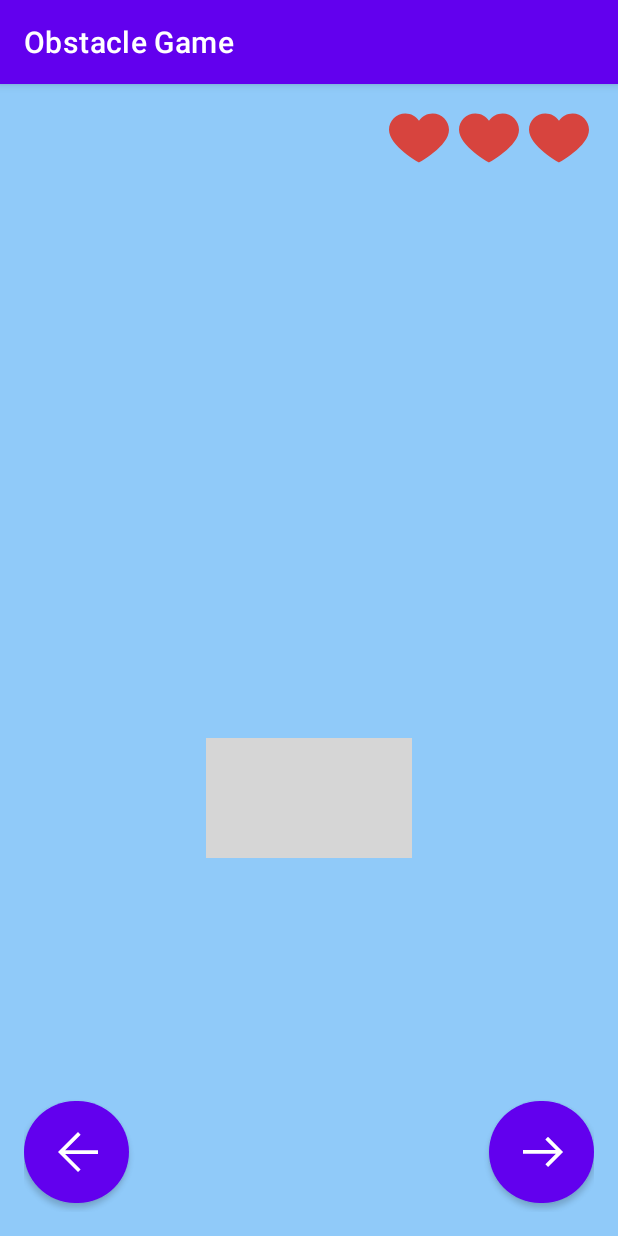
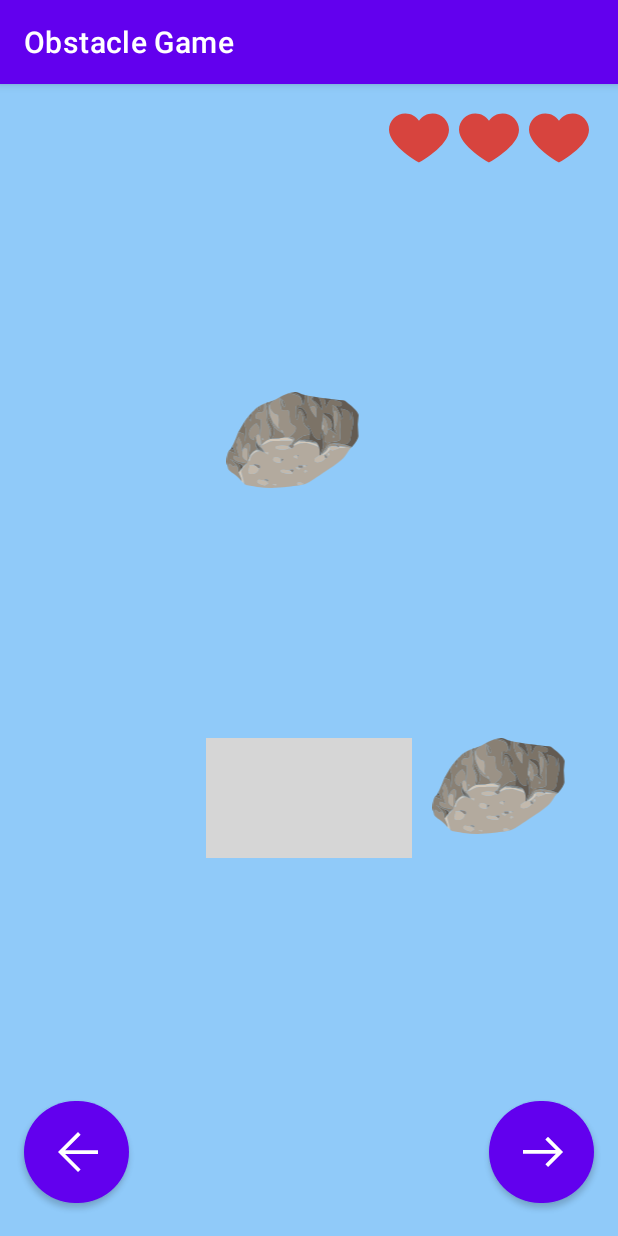
Before and after one commit to ronenbadalov/androidSecondAssignment, an Android app: the screen it shows after launch (MainActivity), on a phone screen of 412 x 824 dp. Run offline under Robolectric (Android 15) with nearby library versions, the phone set to English and light mode, and no system bars; grey boxes are pictures that could not be loaded.

Commit message:
finished moving obstacle logic & removed second activity

```diff
--- a/app/src/main/AndroidManifest.xml
+++ b/app/src/main/AndroidManifest.xml
@@ -14,9 +14,6 @@
         android:theme="@style/Theme.ObstacleGame"
         tools:targetApi="31">
         <activity
-            android:name=".ScoreActivity"
-            android:exported="false" />
-        <activity
             android:name=".MainActivity"
             android:exported="true">
             <intent-filter>
--- a/app/src/main/java/com/example/a23b_11345b_l01/MainActivity.java
+++ b/app/src/main/java/com/example/a23b_11345b_l01/MainActivity.java
@@ -39,6 +39,7 @@ public class MainActivity extends AppCompatActivity {
         hideObstacles();
         refreshUI();
         setNavButtonsClickListeners();
+        initRunnable();
         obstacleProgress();
     }
 
@@ -50,23 +51,16 @@ public class MainActivity extends AppCompatActivity {
 
     private void refreshUI() {
          if(gameManager.isLose()){
-            // Loser Screen!
-            clearObstacleProgress();
-            openScoreScreen("Game Over!");
-         } else {
-
+//            clearObstacleProgress();
+             gameManager.resetGame();
+             for (int i = 0; i < main_IMG_hearts.length; i++)
+                 main_IMG_hearts[i].setVisibility(View.VISIBLE);
+         }
              for (int i = 0; i < main_IMG_cars.length; i++)
                  main_IMG_cars[i].setVisibility(gameManager.getCarCurrentLane() == i ?View.VISIBLE :  View.INVISIBLE);
-            if (gameManager.getCrash() != 0)
-                main_IMG_hearts[main_IMG_hearts.length - gameManager.getCrash()].setVisibility(View.INVISIBLE);
-        }
-    }
-
-    private void openScoreScreen(String status) {
-        Intent intent = new Intent(this, ScoreActivity.class);
-        intent.putExtra(ScoreActivity.KEY_STATUS,status);
-        startActivity(intent);
-        finish();
+        gameManager.isCrashed(getApplicationContext(),v);
+        if (gameManager.getCrash() != 0)
+             main_IMG_hearts[main_IMG_hearts.length  - gameManager.getCrash()].setVisibility(View.INVISIBLE);
     }
 
     private void setNavButtonsClickListeners() {
@@ -86,8 +80,7 @@ public class MainActivity extends AppCompatActivity {
         refreshUI();
     }
 
-    private void obstacleProgress() {
-        // TODO: this seems to not work this way
+    private void initRunnable(){
         ObstacleProgressRunnable = new Runnable() {
             @Override
             public void run() {
@@ -102,7 +95,6 @@ public class MainActivity extends AppCompatActivity {
                             // if obstacle is on the last row, set it to be the dangerous col
                             if(rowIndex + 1 == main_IMG_obstacles[colIndex].length - 1){
                                 gameManager.setDangerousCol(colIndex);
-                                gameManager.isCrashed(getApplicationContext(),v);
                                 refreshUI();
                             }else{
                                 gameManager.setDangerousCol(-1);
@@ -112,16 +104,18 @@ public class MainActivity extends AppCompatActivity {
 
                 // after 2 seconds add a new obstacle
                 if(tick == 1){
-//                    obstacleProgress(0);
                     tick = 0;
                     int colIndex = getRandomNumber(0,main_IMG_obstacles.length);
                     main_IMG_obstacles[colIndex][0].setVisibility(View.VISIBLE);
                 }else{
                     tick++;
-//                    obstacleProgress(tick + 1);
                 }
+            ObstacleProgressHandler.postDelayed(ObstacleProgressRunnable, obstacleProgressIntervalMS);
             }
         };
+    }
+
+    private void obstacleProgress() {
         ObstacleProgressHandler.postDelayed(ObstacleProgressRunnable, obstacleProgressIntervalMS);
     }
 
--- a/app/src/main/res/layout/activity_main.xml
+++ b/app/src/main/res/layout/activity_main.xml
@@ -192,33 +192,24 @@
             app:srcCompat="@drawable/car" />
     </LinearLayout>
 
-    <LinearLayout
-        android:id="@+id/main_LAYOUT_nav"
-        android:layout_width="match_parent"
-        android:layout_height="wrap_content"
-        android:layout_alignParentBottom="true"
-        android:layout_marginHorizontal="16dp"
-        android:layout_marginBottom="16dp">
-
         <com.google.android.material.button.MaterialButton
             android:id="@+id/main_nav_BTNS_left"
             android:layout_width="70dp"
             android:layout_height="80dp"
             app:icon="@drawable/left_arrow"
+            android:layout_alignParentBottom="true"
+            android:layout_alignParentStart="true"
             app:shapeAppearanceOverlay="@style/roundButton"
-
+            android:layout_margin="16dp"
             />
-        <View
-            android:layout_width="240dp"
-            android:layout_height="0dp" />
         <com.google.android.material.button.MaterialButton
             android:id="@+id/main_nav_BTNS_right"
             android:layout_width="70dp"
+            android:layout_alignParentBottom="true"
+            android:layout_alignParentEnd="true"
             android:layout_height="80dp"
             app:icon="@drawable/right_arrow"
             app:shapeAppearanceOverlay="@style/roundButton"
+            android:layout_margin="16dp"
             />
-
-
-    </LinearLayout>
 </RelativeLayout>
```
Also changed, not shown: app/src/main/java/com/example/a23b_11345b_l01/Logic/GameManager.java (+8 -1 lines), app/src/main/java/com/example/a23b_11345b_l01/ScoreActivity.java (deleted, +0 -27 lines), app/src/main/res/layout/activity_score.xml (deleted, +0 -19 lines).
